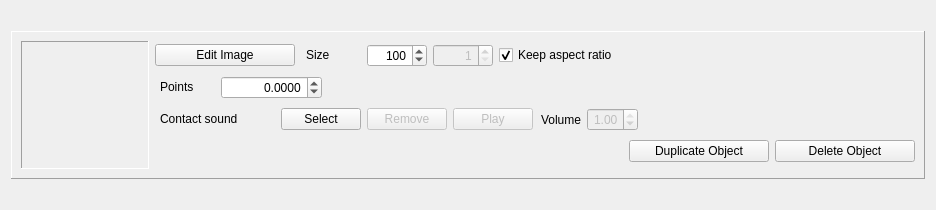
Above: mathrunner/ui/form_object_widget.ui from LAD-MathQuest/MathRunner before the change. Below: the same form after it.
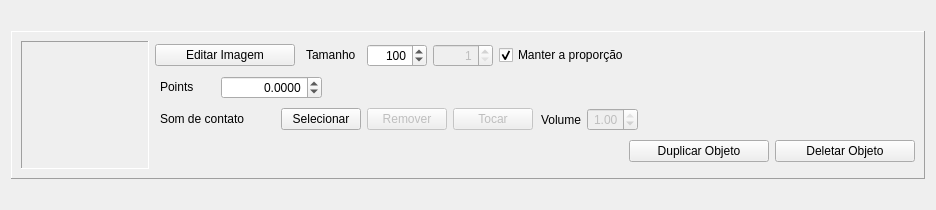
That is the form after the change.

Commit message: Finalização da tradução dos arquivos .ui

Diff of the .ui file:
```diff
--- a/mathrunner/ui/form_object_widget.ui
+++ b/mathrunner/ui/form_object_widget.ui
@@ -103,7 +103,7 @@
              </size>
             </property>
             <property name="text">
-             <string>Edit Image</string>
+             <string>Editar Imagem</string>
             </property>
            </widget>
           </item>
@@ -122,7 +122,7 @@
              </size>
             </property>
             <property name="text">
-             <string>Size</string>
+             <string>Tamanho</string>
             </property>
             <property name="indent">
              <number>5</number>
@@ -182,7 +182,7 @@
              </sizepolicy>
             </property>
             <property name="text">
-             <string>Keep aspect ratio</string>
+             <string>Manter a proporção</string>
             </property>
             <property name="checked">
              <bool>true</bool>
@@ -276,7 +276,7 @@
              </size>
             </property>
             <property name="text">
-             <string>Contact sound</string>
+             <string>Som de contato</string>
             </property>
             <property name="indent">
              <number>5</number>
@@ -292,7 +292,7 @@
              </sizepolicy>
             </property>
             <property name="text">
-             <string>Select</string>
+             <string>Selecionar</string>
             </property>
            </widget>
           </item>
@@ -308,7 +308,7 @@
              </sizepolicy>
             </property>
             <property name="text">
-             <string>Remove</string>
+             <string>Remover</string>
             </property>
            </widget>
           </item>
@@ -324,7 +324,7 @@
              </sizepolicy>
             </property>
             <property name="text">
-             <string>Play</string>
+             <string>Tocar</string>
             </property>
            </widget>
           </item>
@@ -396,7 +396,7 @@
              </size>
             </property>
             <property name="text">
-             <string>Duplicate Object</string>
+             <string>Duplicar Objeto</string>
             </property>
            </widget>
           </item>
@@ -415,7 +415,7 @@
              </size>
             </property>
             <property name="text">
-             <string>Delete Object</string>
+             <string>Deletar Objeto</string>
             </property>
            </widget>
           </item>
```
Left out of the diff: 2 changed lines with no effect on the pictures. The commit also changes 3 other files.
